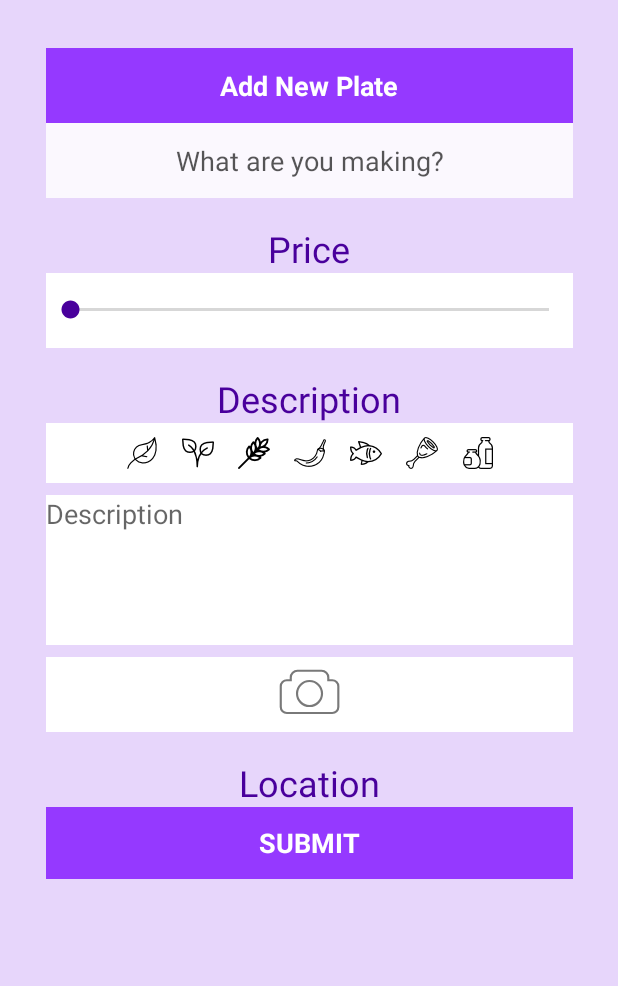
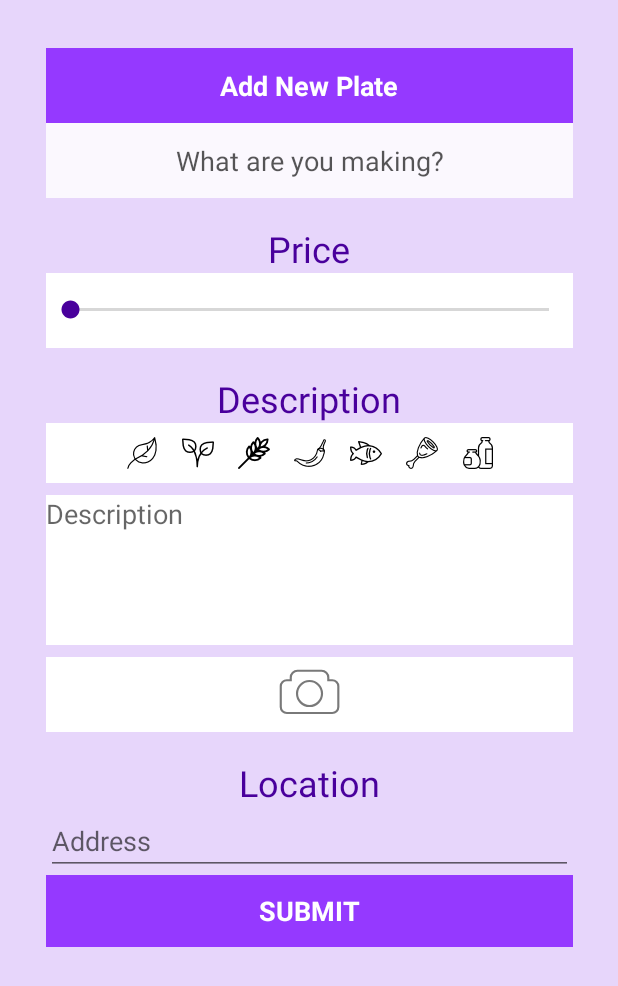
Before and after one commit to eduasinco/ComeAqui, an Android app: the AddFoodActivity screen opened directly, with no data from a screen before it, on a phone screen of 412 x 824 dp. Shown: the top 986 px of the screen. Run offline under Robolectric (Android 15) with nearby library versions, the phone set to English and light mode, and no system bars; Roboto replaces fonts that are not available here.

Commit message:
finishing Location Autocomplete

```diff
--- a/app/src/main/java/com/example/eduardorodriguez/comeaqui/food/AddFoodActivity.java
+++ b/app/src/main/java/com/example/eduardorodriguez/comeaqui/food/AddFoodActivity.java
@@ -86,7 +86,7 @@ public class AddFoodActivity extends AppCompatActivity {
         descriptionLayout = findViewById(R.id.descriptionLayout);
         description = findViewById(R.id.orderMessage);
         submit = findViewById(R.id.submitButton);
-        doPhoto = (ImageView) findViewById(R.id.photo);
+        doPhoto = findViewById(R.id.photo);
 
         getSupportFragmentManager().beginTransaction()
                 .replace(R.id.locationAutocomplete, new AutocompleteLocationFragment())
--- a/app/src/main/res/layout/activity_add_food.xml
+++ b/app/src/main/res/layout/activity_add_food.xml
@@ -117,7 +117,7 @@
                 android:layout_height="wrap_content"
                 app:layout_constraintStart_toStartOf="@+id/guideline8"
                 app:layout_constraintEnd_toStartOf="@+id/guideline9" app:layout_constraintHorizontal_bias="0.0"
-                app:layout_constraintTop_toBottomOf="@+id/textView13" android:id="@+id/frameLayout">
+                app:layout_constraintTop_toBottomOf="@+id/textView13" android:id="@+id/locationAutocomplete">
 
         </FrameLayout>
         <android.support.constraint.ConstraintLayout
@@ -191,7 +191,7 @@
                 style="@style/Widget.AppCompat.Button.Borderless" android:textColor="@android:color/white"
                 android:textSize="18sp" android:fontFamily="sans-serif" android:textStyle="bold"
                 app:layout_constraintHorizontal_bias="0.0"
-                app:layout_constraintTop_toBottomOf="@+id/frameLayout"/>
+                app:layout_constraintTop_toBottomOf="@+id/locationAutocomplete"/>
 
     </android.support.constraint.ConstraintLayout>
 </ScrollView>
```
Also changed, not shown: app/src/main/java/com/example/eduardorodriguez/comeaqui/AutocompleteLocationFragment.java (+28 -9 lines), app/src/main/java/com/example/eduardorodriguez/comeaqui/profile/settings/SettingsActivity.java (+3 -4 lines), app/src/main/java/com/example/eduardorodriguez/comeaqui/server/GoogleAPIAsyncTask.java (+4 -11 lines).
